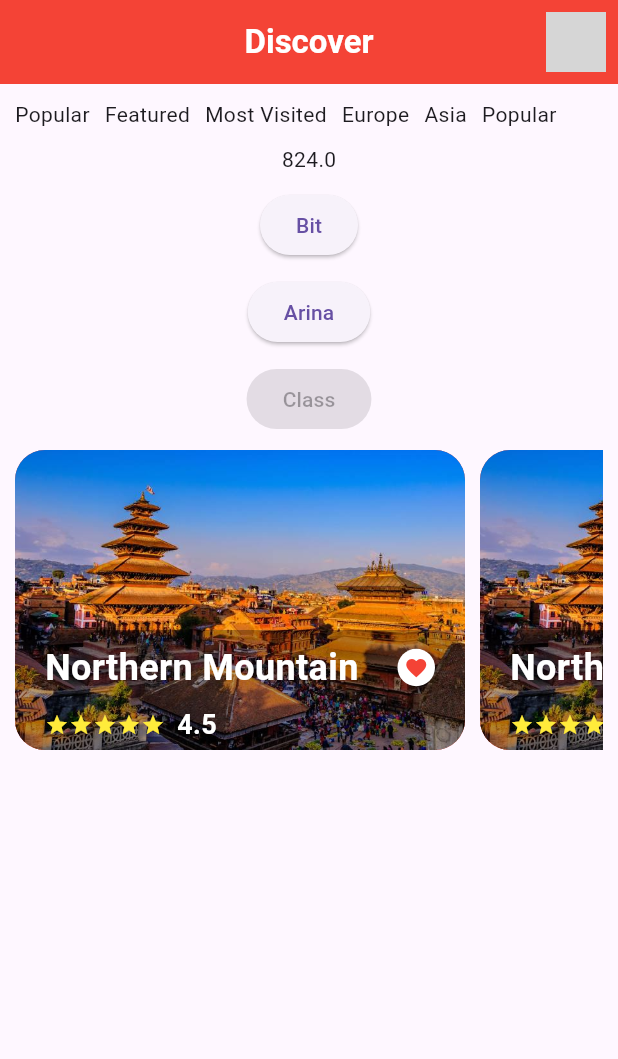
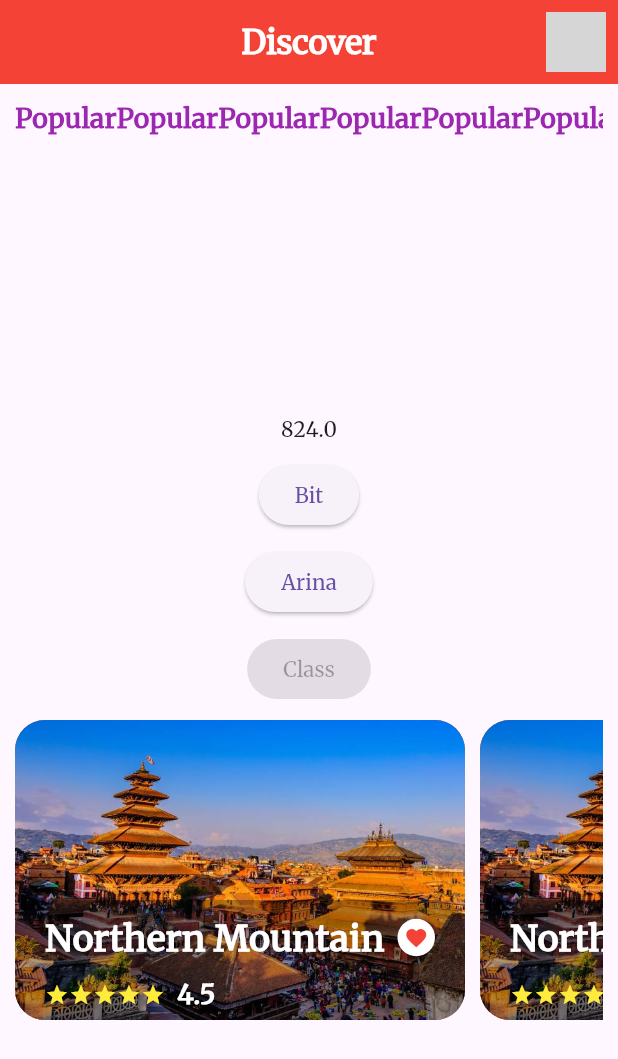
Before and after one commit to bistaarina/flutter_train, a Flutter app: the screen it shows after launch, after a tap on "data", on a phone screen of 412 x 824 dp. Shown: the top 1059 px of the screen. Run offline on Flutter 3.47's test engine with Material 3 defaults, Android fonts, the phone set to English and light mode, and no system bars; network calls fail; grey boxes are pictures that could not be loaded.

Commit message:
Update code

```diff
--- a/bit_learning/lib/main.dart
+++ b/bit_learning/lib/main.dart
@@ -14,6 +14,7 @@ class Bit extends StatelessWidget {
     //material app is a root app
     return MaterialApp(
       debugShowCheckedModeBanner: false,
+      theme: ThemeData(fontFamily: 'Merriweather'),
       home: InitialScreen(),
     );
   }
--- a/bit_learning/lib/screens/home_screen.dart
+++ b/bit_learning/lib/screens/home_screen.dart
@@ -23,9 +23,19 @@ class _HomePageState extends State<HomePage> {
   // Used for displaying text multiple times
   int numer = 0;
 
+  final List<String> category = [
+    'All',
+    'Popular',
+    'Featured',
+    'New Arrivals',
+    'Recommended',
+  ];
+
   @override
   Widget build(BuildContext context) {
     final height = MediaQuery.of(context).size.height;
+
+    //
     return Scaffold(
       //refernce web
       // header --> appbar
@@ -57,18 +67,21 @@ class _HomePageState extends State<HomePage> {
             // mainAxisAlignment: MainAxisAlignment.spaceBetween,
             spacing: 10,
             children: [
-              Row(
-                spacing: 10,
-                children: [
-                  Text('Popular'),
-                  //for Spacing one is   ##sizebox and another is spacing provided in row widget
-                  Text('Featured'),
-                  // SizedBox(width: 10),
-                  Text('Most Visited'),
-                  Text('Europe'),
-                  Text('Asia'),
-                  Text('Popular'),
-                ],
+              SizedBox(
+                height: 200,
+                child: ListView.builder(
+                  scrollDirection: Axis.horizontal,
+                  itemBuilder: (context, index) {
+                    return Text(
+                      'Popular',
+                      style: TextStyle(
+                        fontWeight: FontWeight.bold,
+                        color: Colors.purple,
+                        fontSize: 18,
+                      ),
+                    );
+                  },
+                ),
               ),
 
               Text(height.toString()),
@@ -88,6 +101,7 @@ class _HomePageState extends State<HomePage> {
               ),
               CustomButton(
                 text: 'Arina',
+                style: TextStyle(fontFamily: 'Merriweather'),
                 onPressed: () {
                   Navigator.pop(context);
                 },
--- a/bit_learning/lib/screens/initial_screen.dart
+++ b/bit_learning/lib/screens/initial_screen.dart
@@ -1,4 +1,3 @@
-
 import 'package:flutter/material.dart';
 import 'package:bit_learning/screens/home_screen.dart';
 
@@ -13,7 +12,6 @@ class InitialScreen extends StatelessWidget {
           Container(height: 500, width: double.maxFinite, color: Colors.red),
           ElevatedButton(
             onPressed: () {
-
               //pushReplacement example
               //push  -->stack
               //pop
@@ -26,7 +24,12 @@ class InitialScreen extends StatelessWidget {
                 ),
               );
             },
-            child: Text('data'), //replace with your widg`etgi
+            child: Text(
+              'data',
+              style: TextStyle(
+                fontFamily: 'Merriweather',
+              ), //replace with your widget
+            ),
           ),
         ],
       ),
--- a/bit_learning/pubspec.yaml
+++ b/bit_learning/pubspec.yaml
@@ -72,6 +72,10 @@ flutter:
   # list giving the asset and other descriptors for the font. For
   # example:
   # fonts:
+  fonts:
+    - family: Merriweather
+      fonts:
+        - asset: assets/fonts/Merriweather-Regular.ttf
   #   - family: Schyler
   #     fonts:
   #       - asset: fonts/Schyler-Regular.ttf
```
Also changed, not shown: bit_learning/assets/fonts/Merriweather-Regular.ttf (added).
